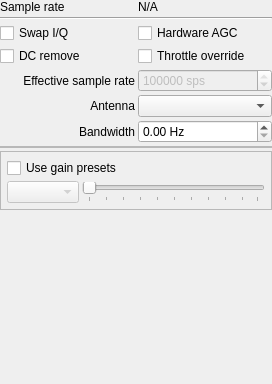
BatchDrake/SigDigger, file ui/SourcePanel.ui: the form before one commit.
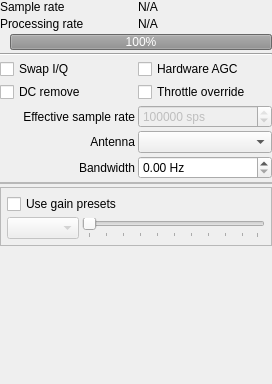
The form after the commit. Icons and pictures are not drawn.

Commit message: Show current processing rate in source pane

Diff of the .ui file:
```diff
--- a/ui/SourcePanel.ui
+++ b/ui/SourcePanel.ui
@@ -29,7 +29,21 @@
    <property name="spacing">
     <number>3</number>
    </property>
-   <item row="1" column="0" colspan="2">
+   <item row="1" column="0">
+    <widget class="QLabel" name="label_4">
+     <property name="text">
+      <string>Processing rate</string>
+     </property>
+    </widget>
+   </item>
+   <item row="1" column="1">
+    <widget class="QLabel" name="processingRateLabel">
+     <property name="text">
+      <string>N/A</string>
+     </property>
+    </widget>
+   </item>
+   <item row="5" column="0" colspan="2">
     <widget class="Line" name="line">
      <property name="minimumSize">
       <size>
@@ -62,31 +76,31 @@
      </property>
     </widget>
    </item>
-   <item row="2" column="0">
+   <item row="6" column="0">
     <widget class="QCheckBox" name="swapIQCheck">
      <property name="text">
       <string>Swap I/Q</string>
      </property>
     </widget>
    </item>
-   <item row="2" column="1">
+   <item row="6" column="1">
     <widget class="QCheckBox" name="agcEnabledCheck">
      <property name="text">
       <string>Hardware AGC</string>
      </property>
     </widget>
    </item>
-   <item row="3" column="0">
+   <item row="9" column="1">
+    <widget class="QComboBox" name="antennaCombo"/>
+   </item>
+   <item row="7" column="0">
     <widget class="QCheckBox" name="dcRemoveCheck">
      <property name="text">
       <string>DC remove</string>
      </property>
     </widget>
    </item>
-   <item row="5" column="1">
-    <widget class="QComboBox" name="antennaCombo"/>
-   </item>
-   <item row="3" column="1">
+   <item row="7" column="1">
     <widget class="QCheckBox" name="throttleCheck">
      <property name="sizePolicy">
       <sizepolicy hsizetype="Minimum" vsizetype="Preferred">
@@ -99,7 +113,7 @@
      </property>
     </widget>
    </item>
-   <item row="4" column="0">
+   <item row="8" column="0">
     <widget class="QLabel" name="label_2">
      <property name="text">
       <string>Effective sample rate</string>
@@ -109,7 +123,7 @@
      </property>
     </widget>
    </item>
-   <item row="4" column="1">
+   <item row="8" column="1">
     <widget class="QSpinBox" name="throttleSpin">
      <property name="enabled">
       <bool>false</bool>
@@ -118,14 +132,14 @@
       <string> sps</string>
      </property>
      <property name="maximum">
-      <number>3000000</number>
+      <number>64000000</number>
      </property>
      <property name="value">
       <number>250000</number>
      </property>
     </widget>
    </item>
-   <item row="5" column="0">
+   <item row="9" column="0">
     <widget class="QLabel" name="label_19">
      <property name="text">
       <string>Antenna</string>
@@ -135,7 +149,7 @@
      </property>
     </widget>
    </item>
-   <item row="7" column="0" colspan="2">
+   <item row="11" column="0" colspan="2">
     <widget class="QFrame" name="gainsFrame">
      <property name="sizePolicy">
       <sizepolicy hsizetype="Preferred" vsizetype="Fixed">
@@ -171,7 +185,7 @@
      </layout>
     </widget>
    </item>
-   <item row="8" column="0" colspan="2">
+   <item row="12" column="0" colspan="2">
     <widget class="QFrame" name="autoGainFrame">
      <property name="frameShape">
       <enum>QFrame::StyledPanel</enum>
@@ -225,7 +239,7 @@
      </layout>
     </widget>
    </item>
-   <item row="10" column="0">
+   <item row="14" column="0">
     <spacer name="verticalSpacer">
      <property name="orientation">
       <enum>Qt::Vertical</enum>
@@ -274,7 +288,7 @@
      </layout>
     </widget>
    </item>
-   <item row="6" column="0">
+   <item row="10" column="0">
     <widget class="QLabel" name="label_3">
      <property name="text">
       <string>Bandwidth</string>
@@ -284,13 +298,69 @@
      </property>
     </widget>
    </item>
-   <item row="6" column="1">
+   <item row="10" column="1">
     <widget class="QDoubleSpinBox" name="bwSpin">
      <property name="suffix">
       <string> Hz</string>
      </property>
     </widget>
    </item>
+   <item row="3" column="0" colspan="2">
+    <widget class="QFrame" name="frame">
+     <property name="frameShape">
+      <enum>QFrame::NoFrame</enum>
+     </property>
+     <property name="frameShadow">
+      <enum>QFrame::Raised</enum>
+     </property>
+     <layout class="QGridLayout" name="gridLayout_2">
+      <property name="leftMargin">
+       <number>0</number>
+      </property>
+      <property name="topMargin">
+       <number>0</number>
+      </property>
+      <property name="rightMargin">
+       <number>0</number>
+      </property>
+      <property name="bottomMargin">
+       <number>0</number>
+      </property>
+      <property name="horizontalSpacing">
+       <number>3</number>
+      </property>
+      <property name="verticalSpacing">
+       <number>0</number>
+      </property>
+      <item row="0" column="1">
+       <widget class="QProgressBar" name="deliveryProgress">
+        <property name="enabled">
+         <bool>false</bool>
+        </property>
+        <property name="maximumSize">
+         <size>
+          <width>16777215</width>
+          <height>16</height>
+         </size>
+        </property>
+        <property name="value">
+         <number>100</number>
+        </property>
+       </widget>
+      </item>
+      <item row="0" column="0">
+       <widget class="QLabel" name="deliveryLabel">
+        <property name="text">
+         <string/>
+        </property>
+        <property name="pixmap">
+         <pixmap resource="../icons/Icons.qrc">:/icons/transparent.png</pixmap>
+        </property>
+       </widget>
+      </item>
+     </layout>
+    </widget>
+   </item>
   </layout>
  </widget>
  <resources/>
```
Left out of the diff: 7 changed lines with no effect on the pictures. The commit also changes 13 other files.
